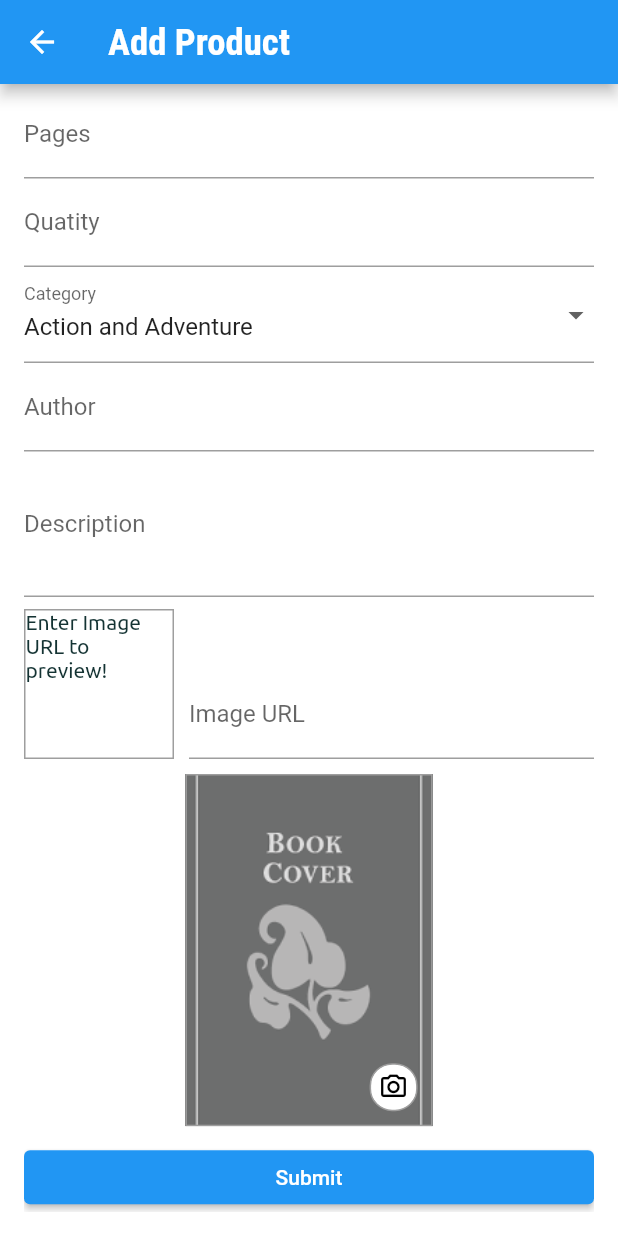
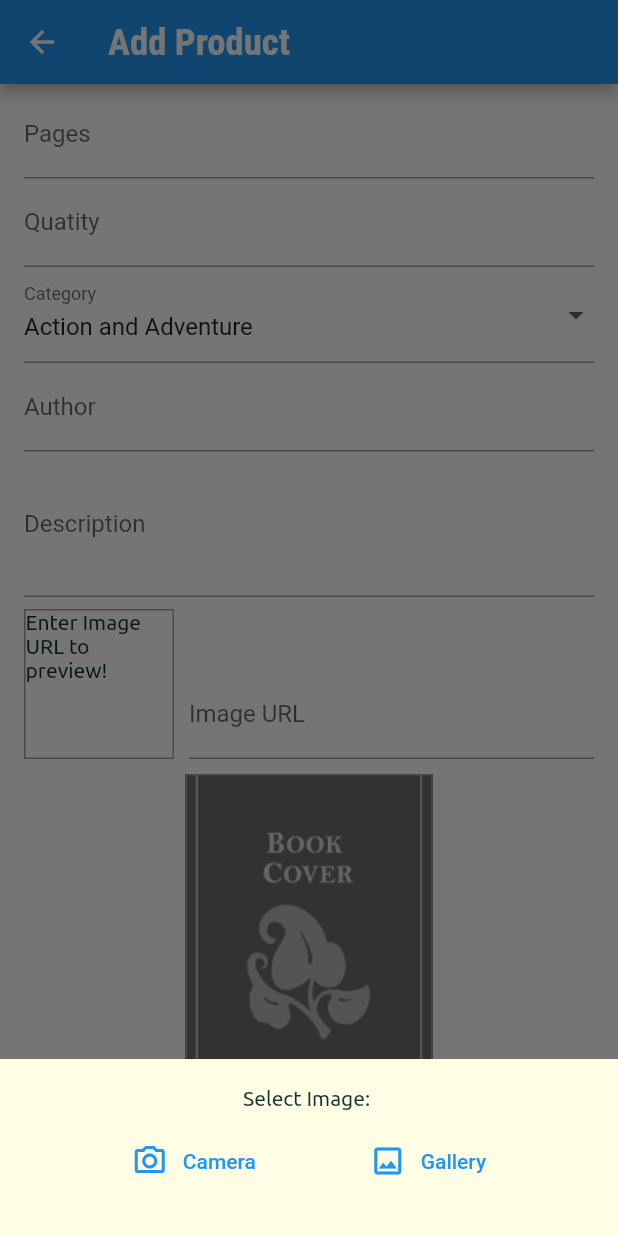
Before and after one commit to DeepeshDragoneel/EMartingApp_Flutter, a Flutter app: the EditProductScreen screen opened by its route, scrolled down 130 dp, after a tap on the "camera alt" icon, on a phone screen of 412 x 824 dp. Run offline on Flutter 3.47's test engine with Material 2 defaults, Android fonts, the phone set to English and light mode, and no system bars; our stand-ins replace image_picker, percent_indicator, shared_preferences, skeletons; missing offline and left inert: flutter_config; accounts and stored records are empty.

Commit message:
Added open camera and gallery options

```diff
--- a/lib/screens/editProductScreen.dart
+++ b/lib/screens/editProductScreen.dart
@@ -1,9 +1,12 @@
+import 'dart:io';
+
 import 'package:emarting/Providers/product.dart';
 import 'package:emarting/Providers/products.dart';
 import 'package:flutter/material.dart';
 import 'package:provider/provider.dart';
 import 'package:flutter/services.dart' show rootBundle;
 import 'dart:convert';
+import 'package:image_picker/image_picker.dart';
 
 class EditProductScreen extends StatefulWidget {
   const EditProductScreen({Key? key}) : super(key: key);
@@ -13,6 +16,8 @@ class EditProductScreen extends StatefulWidget {
 }
 
 class _EditProductScreenState extends State<EditProductScreen> {
+  PickedFile? _imageFile;
+  final ImagePicker _picker = ImagePicker();
   final _imageURLPreviewController = TextEditingController();
   final _imageUrlFocusNode = FocusNode();
   final _form = GlobalKey<FormState>();
@@ -330,6 +335,9 @@ class _EditProductScreenState extends State<EditProductScreen> {
                       );
                     },
                     validator: (value) {
+                      if (value!.isEmpty) {
+                        return 'Please enter Author\'s name';
+                      }
                       return null;
                     }),
                 TextFormField(
@@ -433,9 +441,11 @@ class _EditProductScreenState extends State<EditProductScreen> {
                             border: Border.all(width: 1, color: Colors.grey),
                             image: DecorationImage(
                                 fit: BoxFit.cover,
-                              image: AssetImage(
-                                  'assets/images/bookPlaceholder.png'))),
-                    ),
+                                image: _imageFile == null
+                                    ? AssetImage(
+                                            'assets/images/bookPlaceholder.png')
+                                        as ImageProvider
+                                    : FileImage(File(_imageFile!.path))))),
                     Positioned(
                       child: Container(
                         padding: const EdgeInsets.all(5),
@@ -444,7 +454,11 @@ class _EditProductScreenState extends State<EditProductScreen> {
                             border: Border.all(width: 1, color: Colors.grey),
                             borderRadius: BorderRadius.circular(15)),
                         child: InkWell(
-                          onTap: () {},
+                          onTap: () {
+                            showModalBottomSheet(
+                                context: context,
+                                builder: (builder) => imageSelectBottom());
+                          },
                           child: Icon(
                             Icons.camera_alt_outlined,
                             color: Colors.black,
@@ -468,4 +482,65 @@ class _EditProductScreenState extends State<EditProductScreen> {
       ),
     );
   }
+
+  void takePhoto(ImageSource source) async {
+    try {
+      final pikedFile = await _picker.getImage(
+          source: source,
+          maxWidth: 480,
+          maxHeight: 600,
+          preferredCameraDevice: CameraDevice.front);
+      if (pikedFile != null) {
+        setState(() {
+          _imageFile = pikedFile as PickedFile;
+        });
       }
+    } catch (e) {
+      print(e);
+    }
+  }
+
+  Widget imageSelectBottom() {
+    return Container(
+      height: 100,
+      width: MediaQuery.of(context).size.width,
+      margin: const EdgeInsets.only(top: 8, right: 10, left: 10, bottom: 10),
+      padding: const EdgeInsets.all(10),
+      child: Column(children: [
+        Text('Select Image: '),
+        SizedBox(height: 10),
+        Row(
+          mainAxisAlignment: MainAxisAlignment.spaceEvenly,
+          children: [
+            TextButton(
+              onPressed: () {
+                Navigator.pop(context);
+                takePhoto(ImageSource.camera);
+              },
+              child: Row(
+                children: [
+                  Icon(Icons.camera_alt_outlined),
+                  SizedBox(width: 10),
+                  Text('Camera')
+                ],
+              ),
+            ),
+            TextButton(
+              onPressed: () {
+                Navigator.pop(context);
+                takePhoto(ImageSource.gallery);
+              },
+              child: Row(
+                children: [
+                  Icon(Icons.image_outlined),
+                  SizedBox(width: 10),
+                  Text('Gallery')
+                ],
+              ),
+            ),
+          ],
+        ),
+      ]),
+    );
+  }
+}
--- a/pubspec.yaml
+++ b/pubspec.yaml
@@ -34,6 +34,7 @@ dependencies:
     skeletons: ^0.0.3
     shared_preferences: ^2.0.7
     percent_indicator: ^3.4.0
+    image_picker: ^0.8.4+1
 
 dev_dependencies:
     flutter_test:
```
Also changed, not shown: pubspec.lock, 2 other files. Lines whose indentation alone changed are shown as unchanged.
